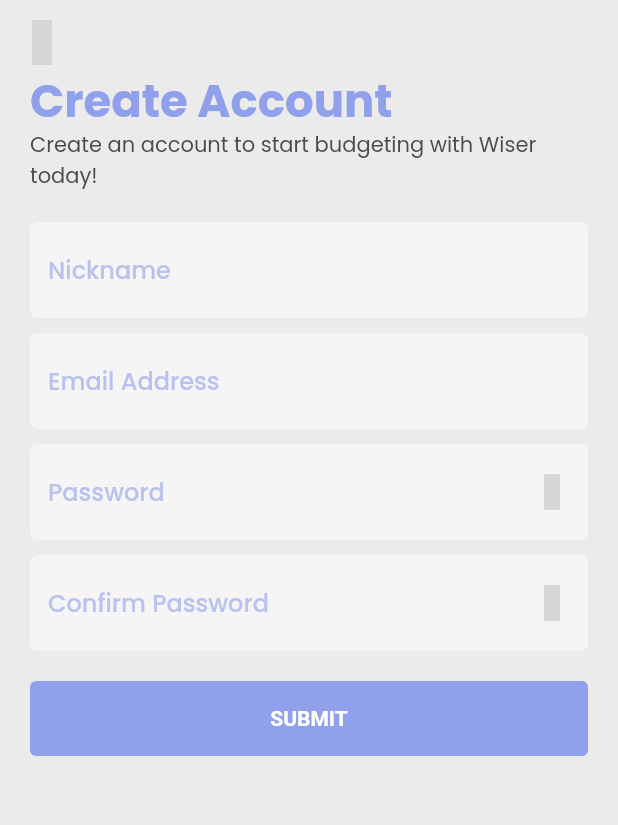
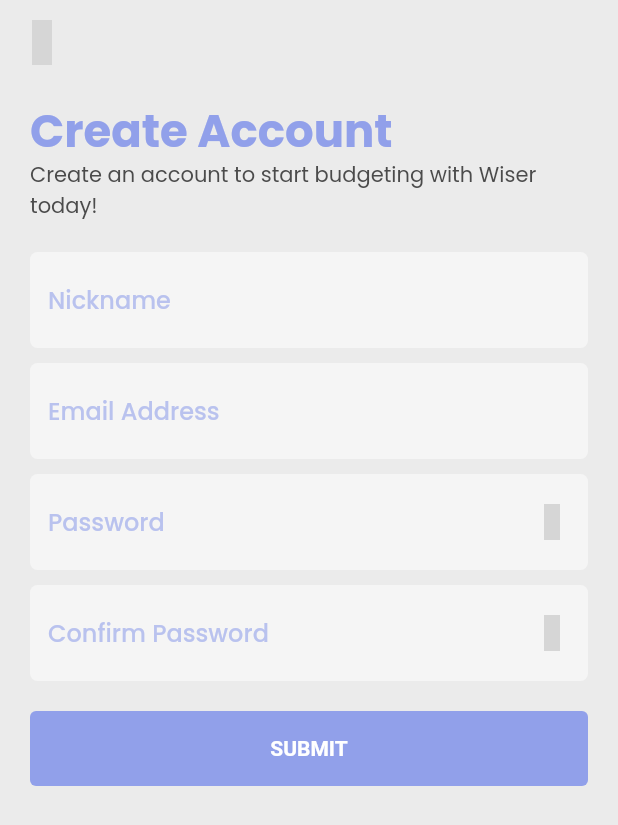
Before and after one commit to MarbertMataverde/wiser, a Flutter app: the CreateAccount screen opened directly, on a phone screen of 412 x 824 dp. Shown: the top 825 px of the screen. Run offline on Flutter 3.47's test engine with Material 2 defaults, Android fonts, the light colour scheme and no system bars; our stand-ins replace cloud_firestore, currency_text_input_formatter, firebase_auth, firebase_core, flutter_riverpod, flutter_svg and 6 more; missing offline and left inert: enefty_icons, flutter_iconpicker; accounts and stored records are empty; generated files the repository leaves out were written again; network calls fail; project files that could hold a hidden picture were left out; grey boxes are pictures that could not be loaded.

Commit message:
update page padding

```diff
--- a/lib/features/authentication/create/view/create_account_view.dart
+++ b/lib/features/authentication/create/view/create_account_view.dart
@@ -31,7 +31,7 @@ class CreateAccount extends StatelessWidget {
       body: SingleChildScrollView(
         child: SafeArea(
           child: Padding(
-            padding: CoreConstant.pageHorizontalPadding,
+            padding: CoreConstant.pagePadding,
             child: Column(
               crossAxisAlignment: CrossAxisAlignment.start,
               children: [
--- a/lib/features/authentication/login/view/login_view.dart
+++ b/lib/features/authentication/login/view/login_view.dart
@@ -42,7 +42,7 @@ class Login extends StatelessWidget {
           SingleChildScrollView(
             child: SafeArea(
               child: Padding(
-                padding: CoreConstant.pageHorizontalPadding,
+                padding: CoreConstant.pagePadding,
                 child: Column(
                   crossAxisAlignment: CrossAxisAlignment.start,
                   children: [
```
